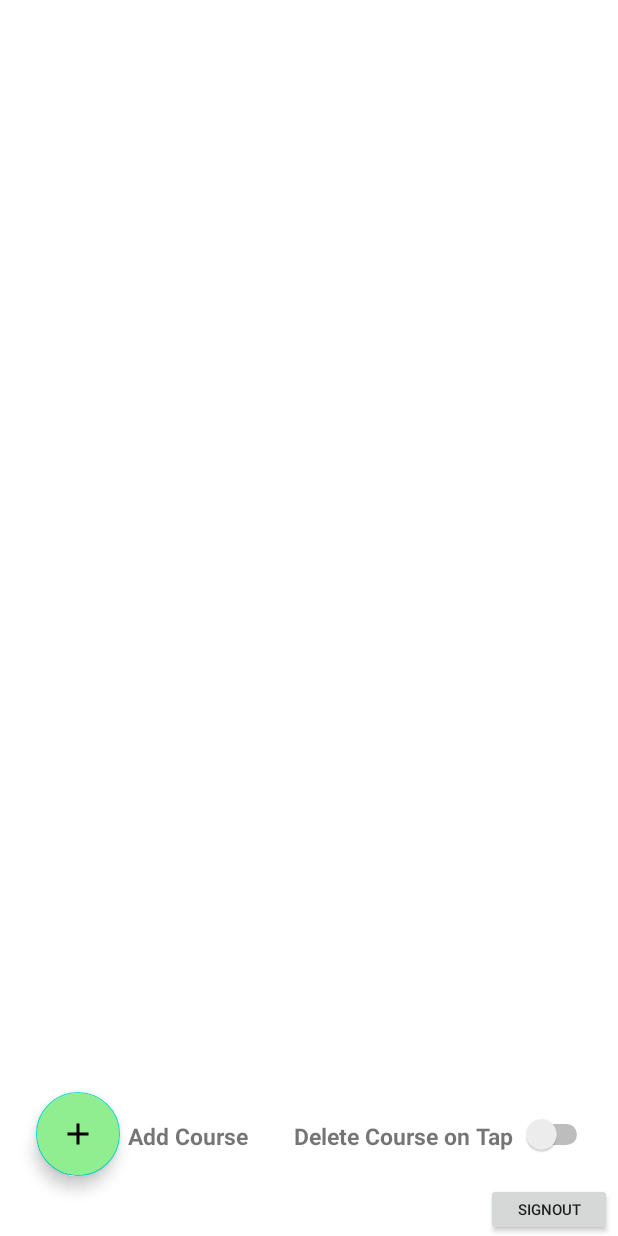
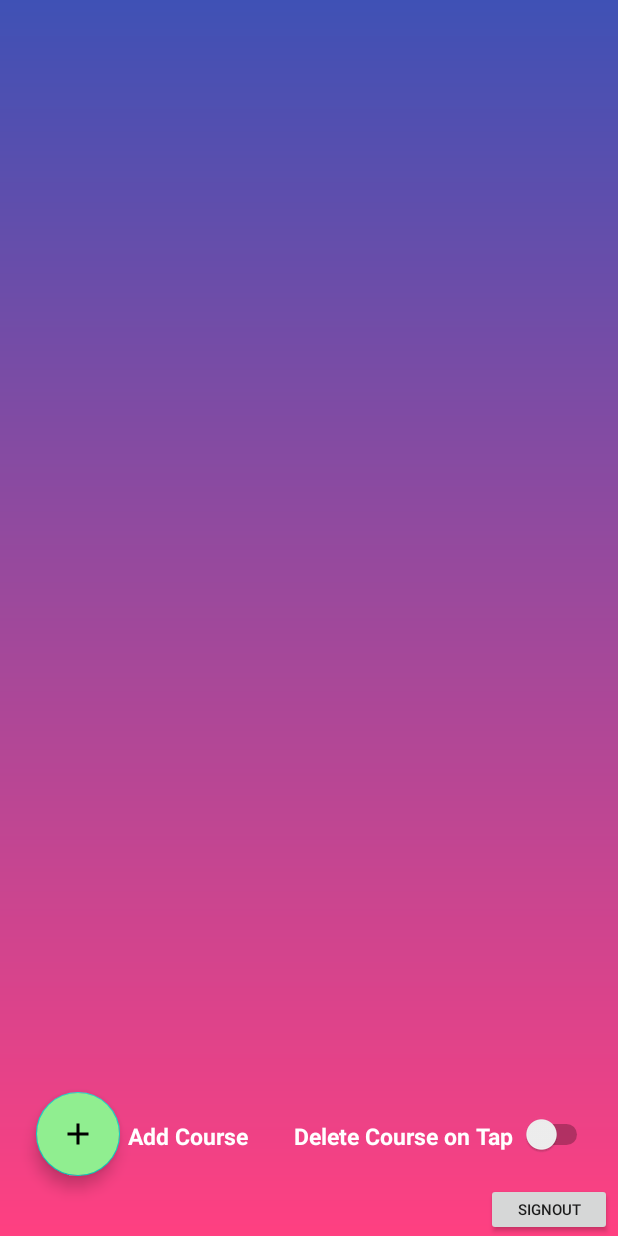
Before and after one commit to aleksandarMilos/FinalProject, an Android app: the layout activity_second_course.xml on its own in the app's theme, with its tools: preview values and no code run, on a phone screen of 412 x 824 dp. Run offline under Robolectric (Android 15) with nearby library versions, the phone set to English and light mode, and no system bars.

Commit message:
added the background for the course page

```diff
--- a/app/src/main/res/layout/activity_second_course.xml
+++ b/app/src/main/res/layout/activity_second_course.xml
@@ -4,6 +4,7 @@
     xmlns:tools="http://schemas.android.com/tools"
     android:layout_width="match_parent"
     android:layout_height="match_parent"
+    android:background="@drawable/gradient_background"
     tools:context=".SecondActivityCourse">
 
     <TextView
@@ -15,6 +16,7 @@
         android:gravity="center"
         android:text="Add Course"
         android:textSize="15dp"
+        android:textColor="@color/white"
         android:textStyle="bold"
         app:layout_constraintBottom_toBottomOf="parent"
         app:layout_constraintStart_toEndOf="@+id/addCourseBtn" />
@@ -27,6 +29,7 @@
         android:layout_marginBottom="56dp"
         android:text="Delete Course on Tap"
         android:textSize="15dp"
+        android:textColor="@color/white"
         android:textStyle="bold"
         app:layout_constraintStart_toStartOf="@+id/newCourseTextView"
         app:layout_constraintBottom_toBottomOf="parent"
```
